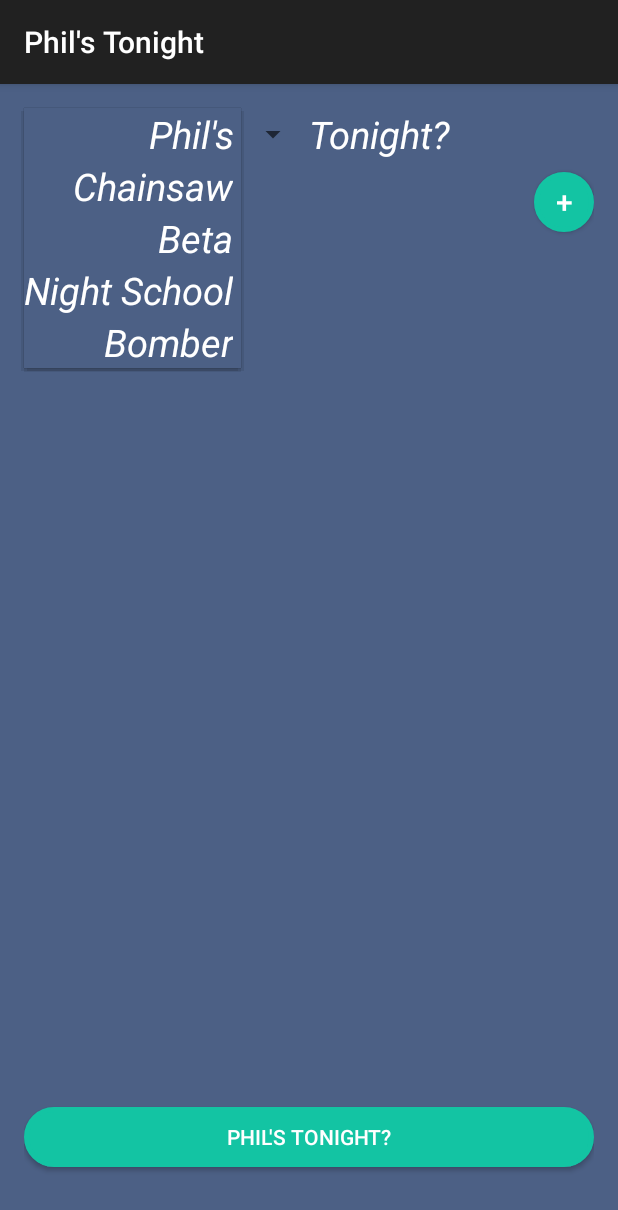
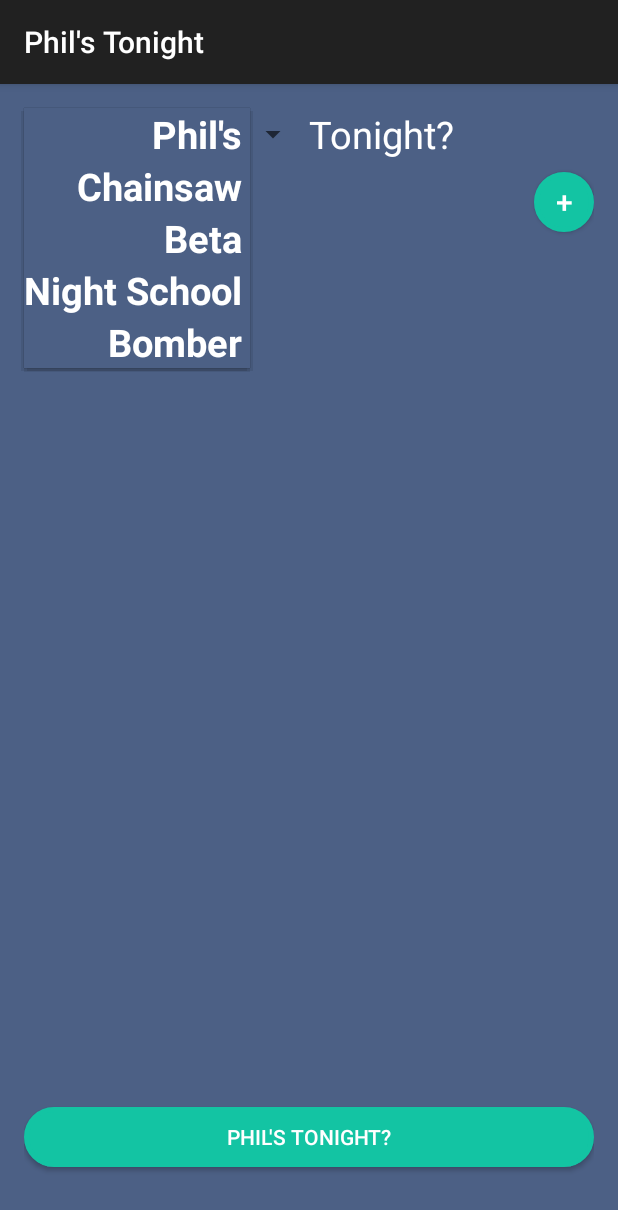
Before and after one commit to vishalkuo/philsTonight, an Android app: the screen it shows after launch (MainActivity), after a tap on "Phil's", on a phone screen of 412 x 824 dp. Shown: the top 1210 px of the screen. Run offline under Robolectric (Android 15) with nearby library versions, the phone set to English and light mode, and no system bars.

Commit message:
Phil's Tonight?

```diff
--- a/PhilsTonight/app/src/main/res/layout/activity_main.xml
+++ b/PhilsTonight/app/src/main/res/layout/activity_main.xml
@@ -27,7 +27,6 @@
             android:textColor="#FFFFFF"
             android:text="@string/phils"
             android:layout_centerHorizontal="true"
-            android:textStyle="italic"
             android:textSize="25dp"
             android:layout_weight="0.5"/>
 
--- a/PhilsTonight/app/src/main/res/layout/spinner_adapter.xml
+++ b/PhilsTonight/app/src/main/res/layout/spinner_adapter.xml
@@ -6,7 +6,7 @@
     android:layout_width="match_parent"
     android:layout_height="wrap_content"
     android:textSize="25dp"
-    android:textStyle="italic"
+    android:textStyle="bold"
     android:gravity="right"
     android:textAlignment="gravity"
     android:textColor="#FFFFFF"
```
